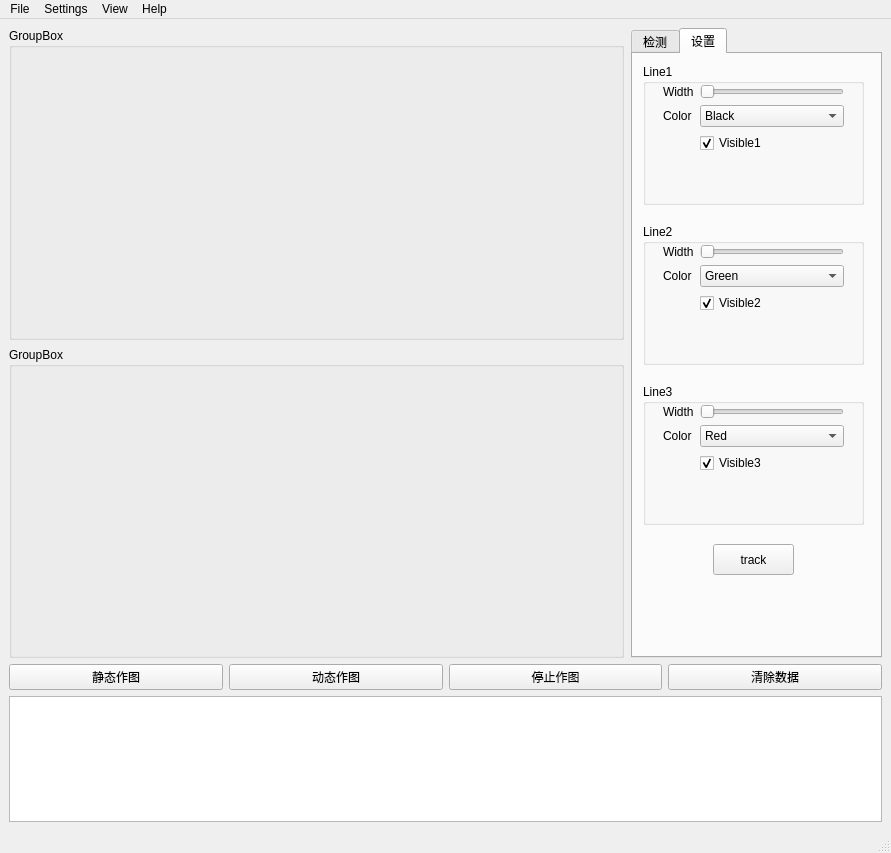
Above: Software_project/junior_gui/Mainwindow.ui from fanghaow/Srtp_project before the change. Below: the same form after it.
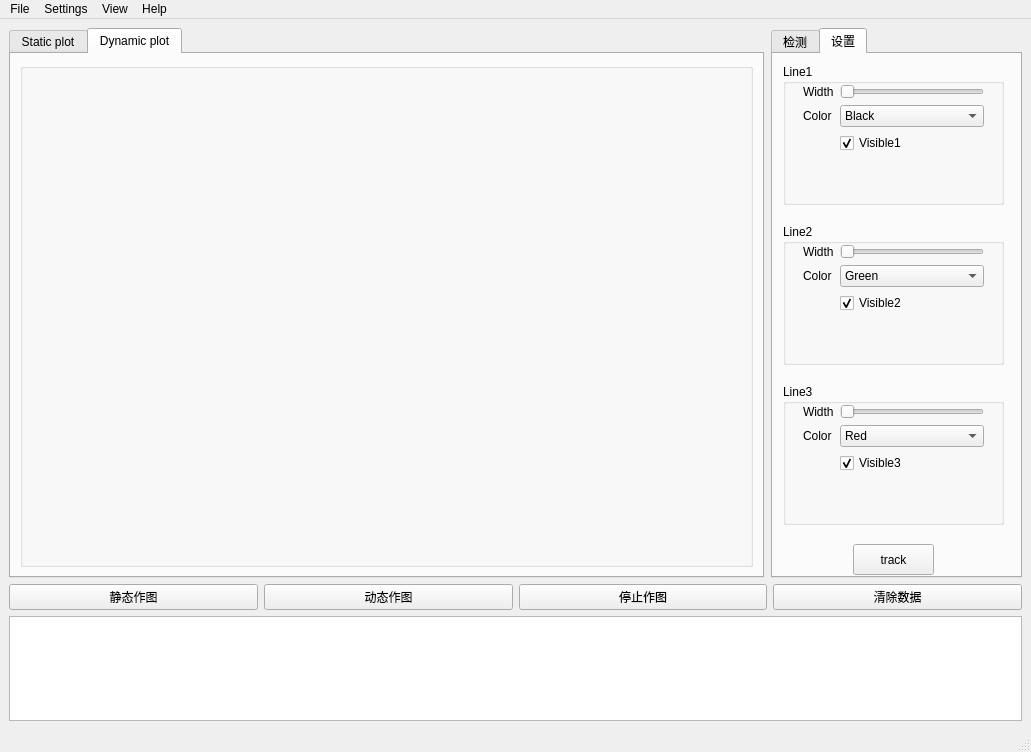
That is the form after the change. The open tabs and pages were chosen to show the change.

Commit message: make my ui to do page turning for static and dynamic plot

Patch:
```diff
--- a/Software_project/junior_gui/Mainwindow.ui
+++ b/Software_project/junior_gui/Mainwindow.ui
@@ -6,8 +6,8 @@
    <rect>
     <x>0</x>
     <y>0</y>
-    <width>891</width>
-    <height>853</height>
+    <width>1031</width>
+    <height>752</height>
    </rect>
   </property>
   <property name="windowTitle">
@@ -23,17 +23,38 @@
       <item>
        <layout class="QVBoxLayout" name="verticalLayout">
         <item>
+         <widget class="QTabWidget" name="tabWidget_2">
+          <property name="currentIndex">
+           <number>1</number>
+          </property>
+          <widget class="QWidget" name="tab_3">
+           <attribute name="title">
+            <string>Static plot</string>
+           </attribute>
+           <layout class="QVBoxLayout" name="verticalLayout_5">
+            <item>
          <widget class="QGroupBox" name="groupBox">
           <property name="title">
-           <string>GroupBox</string>
+               <string/>
           </property>
          </widget>
         </item>
+           </layout>
+          </widget>
+          <widget class="QWidget" name="tab_4">
+           <attribute name="title">
+            <string>Dynamic plot</string>
+           </attribute>
+           <layout class="QVBoxLayout" name="verticalLayout_6">
         <item>
          <widget class="QGroupBox" name="groupBox_2">
           <property name="title">
-           <string>GroupBox</string>
-          </property>
+               <string/>
+              </property>
+             </widget>
+            </item>
+           </layout>
+          </widget>
          </widget>
         </item>
        </layout>
@@ -675,8 +696,8 @@
     <rect>
      <x>0</x>
      <y>0</y>
-     <width>891</width>
-     <height>26</height>
+     <width>1031</width>
+     <height>23</height>
     </rect>
    </property>
    <widget class="QMenu" name="menuFile">
```
Left out of the diff: 2 changed lines with no effect on the pictures. Lines whose indentation alone changed are shown as unchanged. The commit also changes 2 other files.
